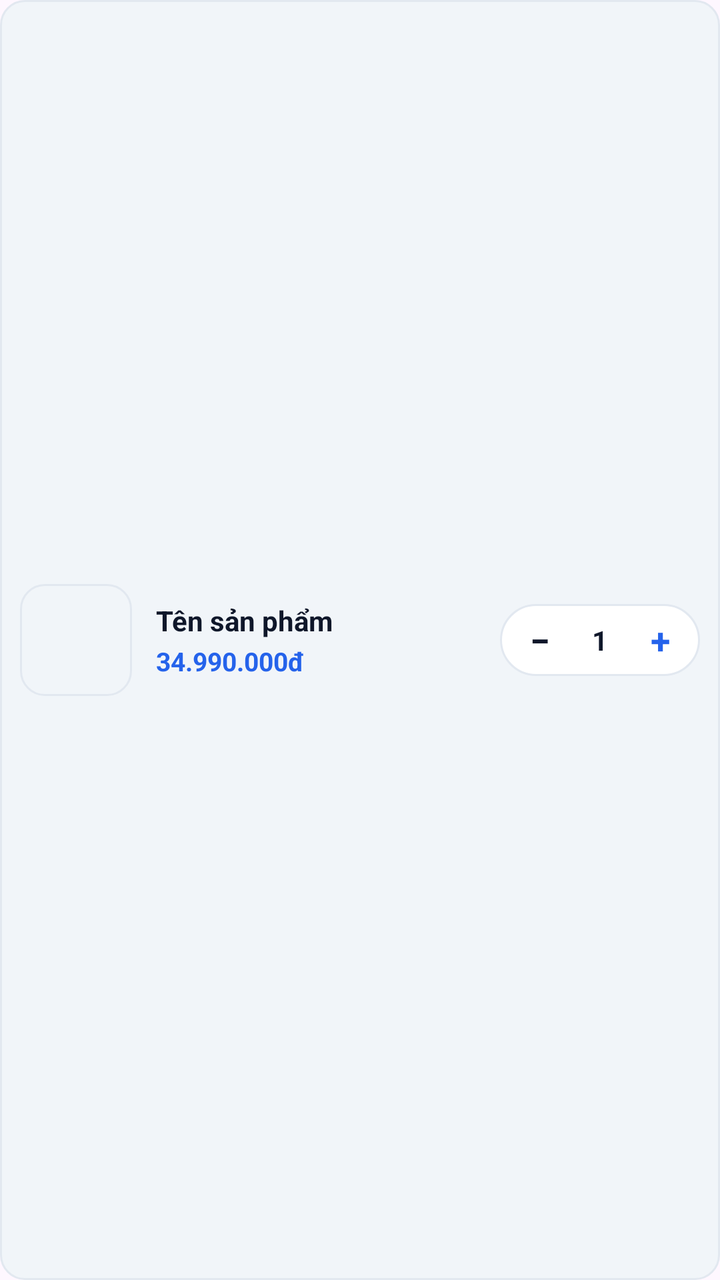
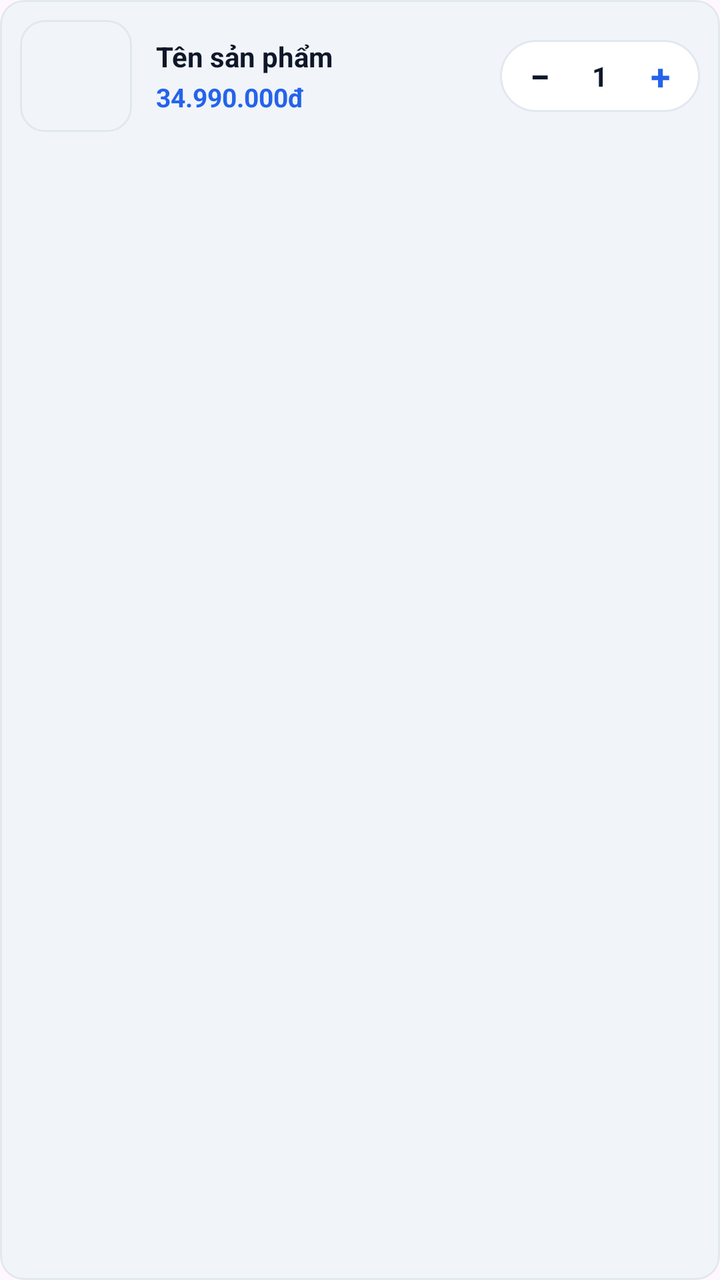

An Android layout rendered at two revisions. The XML below is the earlier revision; the diff shows what the commit changed to produce the second picture.
<!-- AndroidManifest.xml: application theme Theme.MyApplication -->
<!-- res/layout/item_cart_product.xml -->
<?xml version="1.0" encoding="utf-8"?>
<LinearLayout xmlns:android="http://schemas.android.com/apk/res/android"
    xmlns:tools="http://schemas.android.com/tools"
    android:layout_width="match_parent"
    android:layout_height="wrap_content"
    android:layout_marginBottom="10dp"
    android:background="@drawable/bg_spec_box"
    android:gravity="center_vertical"
    android:orientation="horizontal"
    android:padding="10dp"
    tools:ignore="HardcodedText,TouchTargetSizeCheck">

    <ImageView
        android:id="@+id/imgCartItem"
        android:layout_width="56dp"
        android:layout_height="56dp"
        android:background="@drawable/bg_product_thumb"
        android:contentDescription="Ảnh sản phẩm"
        android:padding="4dp"
        android:scaleType="fitCenter" />

    <LinearLayout
        android:layout_width="0dp"
        android:layout_height="wrap_content"
        android:layout_marginStart="12dp"
        android:layout_weight="1"
        android:orientation="vertical">

        <TextView
            android:id="@+id/tvCartItemName"
            android:layout_width="match_parent"
            android:layout_height="wrap_content"
            android:ellipsize="end"
            android:maxLines="1"
            android:text="Tên sản phẩm"
            android:textColor="@color/ink"
            android:textSize="14sp"
            android:textStyle="bold" />

        <TextView
            android:id="@+id/tvCartItemPrice"
            android:layout_width="wrap_content"
            android:layout_height="wrap_content"
            android:layout_marginTop="2dp"
            android:text="34.990.000đ"
            android:textColor="@color/primary"
            android:textSize="13sp"
            android:textStyle="bold" />
    </LinearLayout>

    
    <LinearLayout
        android:layout_width="wrap_content"
        android:layout_height="36dp"
        android:layout_marginStart="8dp"
        android:background="@drawable/bg_bottom_bar"
        android:gravity="center_vertical"
        android:orientation="horizontal"
        android:paddingStart="4dp"
        android:paddingEnd="4dp">

        <TextView
            android:id="@+id/btnCartMinus"
            android:layout_width="32dp"
            android:layout_height="32dp"
            android:clickable="true"
            android:focusable="true"
            android:gravity="center"
            android:text="−"
            android:textColor="@color/ink"
            android:textSize="18sp"
            android:textStyle="bold" />

        <TextView
            android:id="@+id/tvCartQuantity"
            android:layout_width="28dp"
            android:layout_height="wrap_content"
            android:gravity="center"
            android:text="1"
            android:textColor="@color/ink"
            android:textSize="13.5sp"
            android:textStyle="bold" />

        <TextView
            android:id="@+id/btnCartPlus"
            android:layout_width="32dp"
            android:layout_height="32dp"
            android:clickable="true"
            android:focusable="true"
            android:gravity="center"
            android:text="+"
            android:textColor="@color/primary"
            android:textSize="18sp"
            android:textStyle="bold" />
    </LinearLayout>

</LinearLayout>
<!-- resources referenced by this layout -->
<resources>
  <color name="ink">#0F172A</color>
  <color name="primary">#2563EB</color>
  <!-- drawable bg_bottom_bar (drawable) -->
  <?xml version="1.0" encoding="utf-8"?>
  <shape xmlns:android="http://schemas.android.com/apk/res/android" android:shape="rectangle">
      <solid android:color="@color/surface" />
      <stroke android:width="1dp" android:color="@color/border" />
      <corners android:radius="20dp" />
  </shape>
  <!-- drawable bg_product_thumb (drawable) -->
  <?xml version="1.0" encoding="utf-8"?>
  <shape xmlns:android="http://schemas.android.com/apk/res/android" android:shape="rectangle">
      <solid android:color="@color/surface_subtle" />
      <stroke android:width="1dp" android:color="@color/border" />
      <corners android:radius="12dp" />
  </shape>
  <!-- drawable bg_spec_box (drawable) -->
  <?xml version="1.0" encoding="utf-8"?>
  <shape xmlns:android="http://schemas.android.com/apk/res/android" android:shape="rectangle">
      <solid android:color="@color/surface_subtle" />
      <stroke android:width="1dp" android:color="@color/border" />
      <corners android:radius="12dp" />
  </shape>
  <style name="Theme.MyApplication" parent="Base.Theme.MyApplication" />
  <color name="surface">#FFFFFFFF</color>
  <color name="border">#E2E8F0</color>
  <color name="surface_subtle">#F1F5F9</color>
  <style name="Base.Theme.MyApplication" parent="Theme.Material3.Light.NoActionBar">
          <item name="colorPrimary">@color/primary</item>
          <item name="colorOnPrimary">@color/white</item>
          <item name="colorSurface">@color/surface</item>
          <item name="android:fontFamily">sans-serif</item>
          <item name="android:windowLightStatusBar">true</item>
          <item name="android:statusBarColor">@color/screen_background</item>
          <item name="android:navigationBarColor">@color/screen_background</item>
          <item name="android:windowLightNavigationBar" tools:targetApi="27">true</item>
          <item name="android:windowActionModeOverlay">true</item>
      </style>
  <color name="white">#FFFFFFFF</color>
  <color name="screen_background">#F7F8FA</color>
</resources>

<!-- the commit's change to res/layout/item_cart_product.xml (unified diff, before → after) -->
@@ -1,97 +1,108 @@
 <?xml version="1.0" encoding="utf-8"?>
-<LinearLayout xmlns:android="http://schemas.android.com/apk/res/android"
+<com.google.android.material.card.MaterialCardView xmlns:android="http://schemas.android.com/apk/res/android"
+    xmlns:app="http://schemas.android.com/apk/res-auto"
     xmlns:tools="http://schemas.android.com/tools"
     android:layout_width="match_parent"
     android:layout_height="wrap_content"
     android:layout_marginBottom="10dp"
-    android:background="@drawable/bg_spec_box"
-    android:gravity="center_vertical"
-    android:orientation="horizontal"
-    android:padding="10dp"
+    app:cardBackgroundColor="@color/surface_subtle"
+    app:cardCornerRadius="12dp"
+    app:cardElevation="0dp"
+    app:strokeColor="@color/border"
+    app:strokeWidth="1dp"
     tools:ignore="HardcodedText,TouchTargetSizeCheck">
 
-    <ImageView
-        android:id="@+id/imgCartItem"
-        android:layout_width="56dp"
-        android:layout_height="56dp"
-        android:background="@drawable/bg_product_thumb"
-        android:contentDescription="Ảnh sản phẩm"
-        android:padding="4dp"
-        android:scaleType="fitCenter" />
+    <LinearLayout
+        android:layout_width="match_parent"
+        android:layout_height="wrap_content"
+        android:gravity="center_vertical"
+        android:orientation="horizontal"
+        android:padding="10dp">
 
-    <LinearLayout
-        android:layout_width="0dp"
-        android:layout_height="wrap_content"
-        android:layout_marginStart="12dp"
-        android:layout_weight="1"
-        android:orientation="vertical">
+        <ImageView
+            android:id="@+id/imgCartItem"
+            android:layout_width="56dp"
+            android:layout_height="56dp"
+            android:background="@drawable/bg_product_thumb"
+            android:contentDescription="Ảnh sản phẩm"
+            android:padding="4dp"
+            android:scaleType="fitCenter" />
 
-        <TextView
-            android:id="@+id/tvCartItemName"
-            android:layout_width="match_parent"
+        <LinearLayout
+            android:layout_width="0dp"
             android:layout_height="wrap_content"
-            android:ellipsize="end"
-            android:maxLines="1"
-            android:text="Tên sản phẩm"
-            android:textColor="@color/ink"
-            android:textSize="14sp"
-            android:textStyle="bold" />
+            android:layout_marginStart="12dp"
+            android:layout_weight="1"
+            android:orientation="vertical">
 
-        <TextView
-            android:id="@+id/tvCartItemPrice"
+            <TextView
+                android:id="@+id/tvCartItemName"
+                android:layout_width="match_parent"
+                android:layout_height="wrap_content"
+                android:ellipsize="end"
+                android:maxLines="1"
+                android:text="Tên sản phẩm"
+                android:textColor="@color/ink"
+                android:textSize="14sp"
+                android:textStyle="bold" />
+
+            <TextView
+                android:id="@+id/tvCartItemPrice"
+                android:layout_width="wrap_content"
+                android:layout_height="wrap_content"
+                android:layout_marginTop="2dp"
+                android:text="34.990.000đ"
+                android:textColor="@color/primary"
+                android:textSize="13sp"
+                android:textStyle="bold" />
+        </LinearLayout>
+
+        
+        <LinearLayout
             android:layout_width="wrap_content"
-            android:layout_height="wrap_content"
-            android:layout_marginTop="2dp"
-            android:text="34.990.000đ"
-            android:textColor="@color/primary"
-            android:textSize="13sp"
-            android:textStyle="bold" />
+            android:layout_height="36dp"
+            android:layout_marginStart="8dp"
+            android:background="@drawable/bg_bottom_bar"
+            android:gravity="center_vertical"
+            android:orientation="horizontal"
+            android:paddingStart="4dp"
+            android:paddingEnd="4dp">
+
+            <TextView
+                android:id="@+id/btnCartMinus"
+                android:layout_width="32dp"
+                android:layout_height="32dp"
+                android:clickable="true"
+                android:focusable="true"
+                android:gravity="center"
+                android:text="−"
+                android:textColor="@color/ink"
+                android:textSize="18sp"
+                android:textStyle="bold" />
+
+            <TextView
+                android:id="@+id/tvCartQuantity"
+                android:layout_width="28dp"
+                android:layout_height="wrap_content"
+                android:gravity="center"
+                android:text="1"
+                android:textColor="@color/ink"
+                android:textSize="13.5sp"
+                android:textStyle="bold" />
+
+            <TextView
+                android:id="@+id/btnCartPlus"
+                android:layout_width="32dp"
+                android:layout_height="32dp"
+                android:clickable="true"
+                android:focusable="true"
+                android:gravity="center"
+                android:text="+"
+                android:textColor="@color/primary"
+                android:textSize="18sp"
+                android:textStyle="bold" />
+        </LinearLayout>
+
     </LinearLayout>
 
-    
-    <LinearLayout
-        android:layout_width="wrap_content"
-        android:layout_height="36dp"
-        android:layout_marginStart="8dp"
-        android:background="@drawable/bg_bottom_bar"
-        android:gravity="center_vertical"
-        android:orientation="horizontal"
-        android:paddingStart="4dp"
-        android:paddingEnd="4dp">
-
-        <TextView
-            android:id="@+id/btnCartMinus"
-            android:layout_width="32dp"
-            android:layout_height="32dp"
-            android:clickable="true"
-            android:focusable="true"
-            android:gravity="center"
-            android:text="−"
-            android:textColor="@color/ink"
-            android:textSize="18sp"
-            android:textStyle="bold" />
-
-        <TextView
-            android:id="@+id/tvCartQuantity"
-            android:layout_width="28dp"
-            android:layout_height="wrap_content"
-            android:gravity="center"
-            android:text="1"
-            android:textColor="@color/ink"
-            android:textSize="13.5sp"
-            android:textStyle="bold" />
-
-        <TextView
-            android:id="@+id/btnCartPlus"
-            android:layout_width="32dp"
-            android:layout_height="32dp"
-            android:clickable="true"
-            android:focusable="true"
-            android:gravity="center"
-            android:text="+"
-            android:textColor="@color/primary"
-            android:textSize="18sp"
-            android:textStyle="bold" />
-    </LinearLayout>
-
-</LinearLayout>
+</com.google.android.material.card.MaterialCardView>
<!-- resource entries referenced after the edit -->
@@ -16,13 +16,6 @@
       <stroke android:width="1dp" android:color="@color/border" />
       <corners android:radius="12dp" />
   </shape>
-  <!-- drawable bg_spec_box (drawable) -->
-  <?xml version="1.0" encoding="utf-8"?>
-  <shape xmlns:android="http://schemas.android.com/apk/res/android" android:shape="rectangle">
-      <solid android:color="@color/surface_subtle" />
-      <stroke android:width="1dp" android:color="@color/border" />
-      <corners android:radius="12dp" />
-  </shape>
   <style name="Theme.MyApplication" parent="Base.Theme.MyApplication" />
   <color name="surface">#FFFFFFFF</color>
   <color name="border">#E2E8F0</color>
@@ -30,7 +23,16 @@
   <style name="Base.Theme.MyApplication" parent="Theme.Material3.Light.NoActionBar">
           <item name="colorPrimary">@color/primary</item>
           <item name="colorOnPrimary">@color/white</item>
+          <item name="colorPrimaryContainer">@color/primary_soft</item>
+          <item name="colorOnPrimaryContainer">@color/primary_dark</item>
+          <item name="colorSecondaryContainer">@color/primary_soft</item>
+          <item name="colorOnSecondaryContainer">@color/primary_dark</item>
           <item name="colorSurface">@color/surface</item>
+          <item name="colorOnSurface">@color/ink</item>
+          <item name="colorSurfaceVariant">@color/surface_subtle</item>
+          <item name="colorOnSurfaceVariant">@color/text_secondary</item>
+          <item name="colorOutline">@color/border_strong</item>
+          <item name="elevationOverlayEnabled">false</item>
           <item name="android:fontFamily">sans-serif</item>
           <item name="android:windowLightStatusBar">true</item>
           <item name="android:statusBarColor">@color/screen_background</item>
@@ -39,6 +41,10 @@
           <item name="android:windowActionModeOverlay">true</item>
       </style>
   <color name="white">#FFFFFFFF</color>
-  <color name="screen_background">#F7F8FA</color>
+  <color name="primary_soft">#EFF6FF</color>
+  <color name="primary_dark">#1D4ED8</color>
+  <color name="text_secondary">#64748B</color>
+  <color name="border_strong">#CBD5E1</color>
+  <color name="screen_background">#F4F5F9</color>
 </resources>
 
